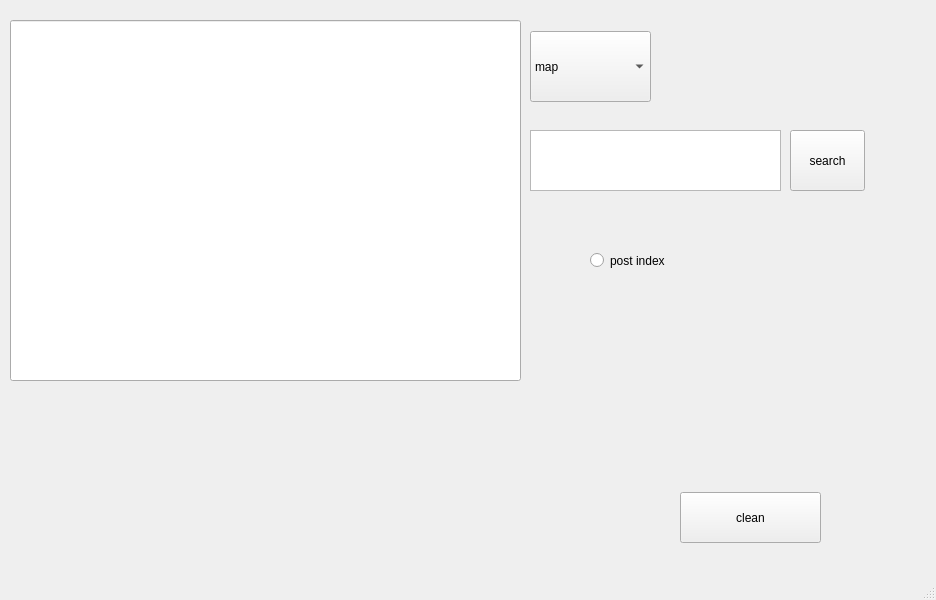
Sanya787/YandexMapApi, file main.ui: the form before one commit.
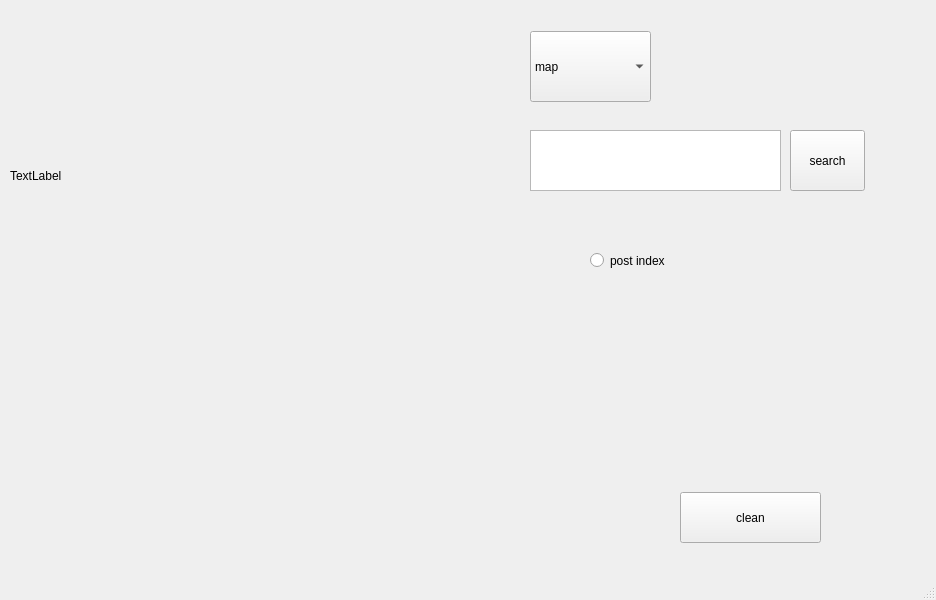
The form after the commit.

Patch:
```diff
--- a/main.ui
+++ b/main.ui
@@ -14,19 +14,6 @@
    <string>MainWindow</string>
   </property>
   <widget class="QWidget" name="centralwidget">
-   <widget class="QLineEdit" name="map_picture_line">
-    <property name="geometry">
-     <rect>
-      <x>10</x>
-      <y>20</y>
-      <width>511</width>
-      <height>361</height>
-     </rect>
-    </property>
-    <property name="readOnly">
-     <bool>true</bool>
-    </property>
-   </widget>
    <widget class="QComboBox" name="comboBox">
     <property name="geometry">
      <rect>
@@ -104,6 +91,19 @@
      <string>clean</string>
     </property>
    </widget>
+   <widget class="QLabel" name="map_picture_line">
+    <property name="geometry">
+     <rect>
+      <x>10</x>
+      <y>10</y>
+      <width>481</width>
+      <height>331</height>
+     </rect>
+    </property>
+    <property name="text">
+     <string>TextLabel</string>
+    </property>
+   </widget>
   </widget>
   <widget class="QMenuBar" name="menubar">
    <property name="geometry">
```
